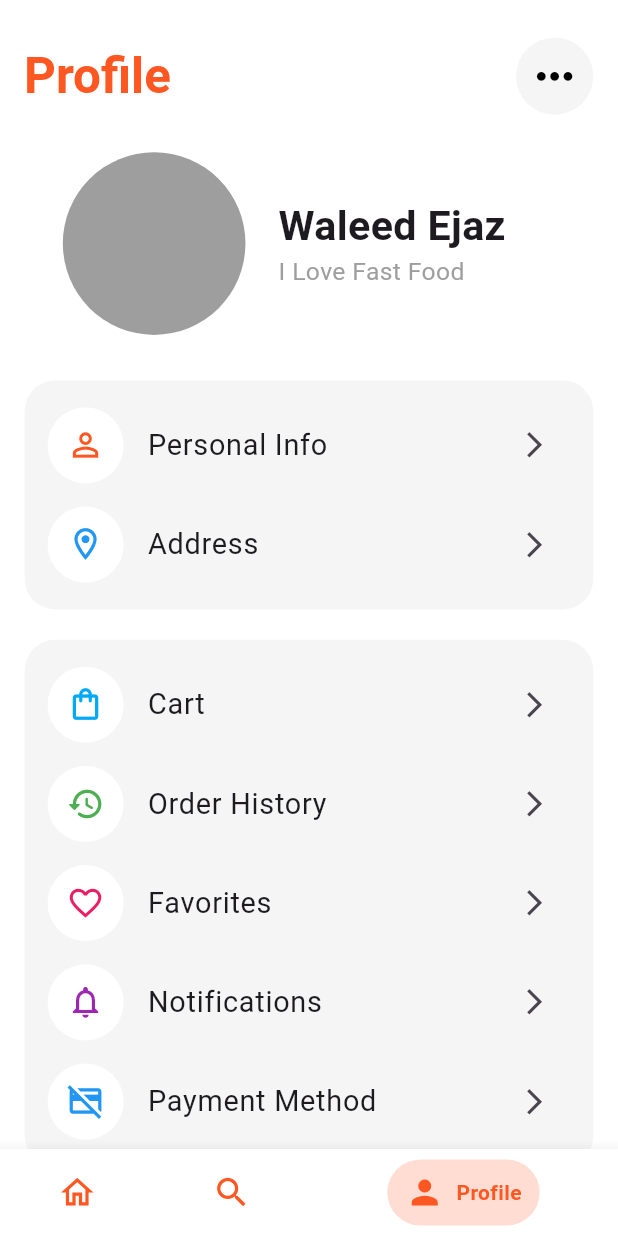
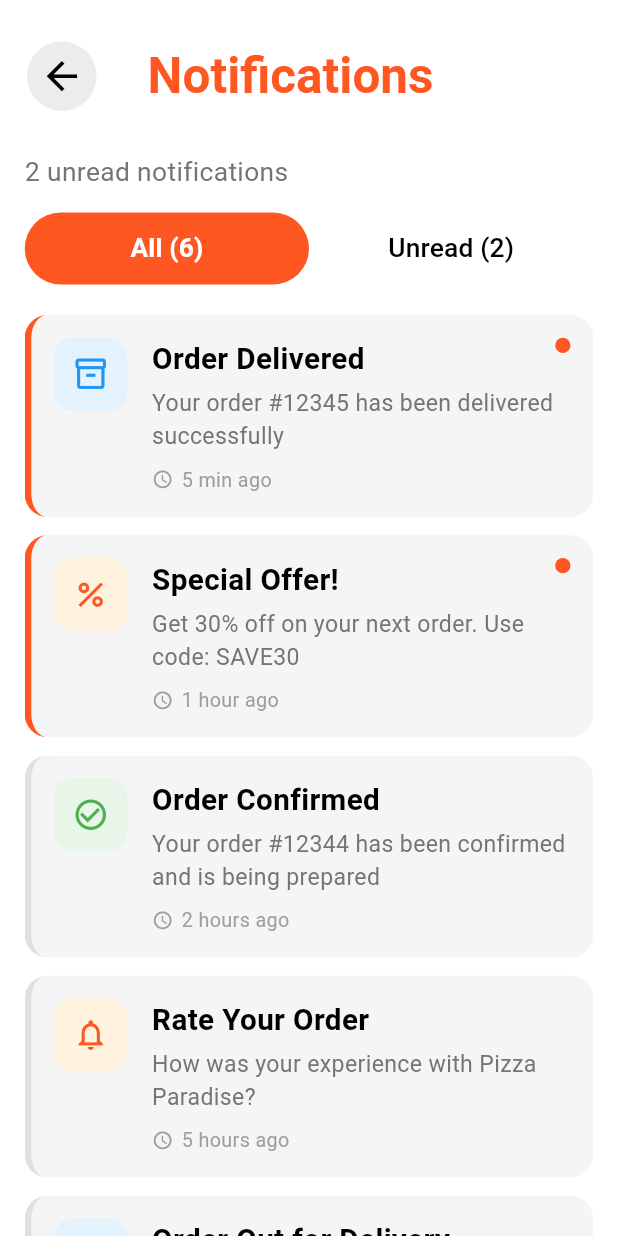
Before and after one commit to MuhammadWaleedEjaz05/bite_food_delivery, a Flutter app: the screen it shows after launch, item 3 of the bottom bar chosen, after a tap on "Notifications", on a phone screen of 412 x 824 dp. Run offline on Flutter 3.47's test engine with Material 3 defaults, Android fonts, the phone set to English and light mode, and no system bars; drawn by our look-alikes of stylish_bottom_bar; our stand-ins replace bloc, cloud_firestore, equatable, firebase_auth, firebase_core, flutter_bloc and 2 more; accounts and stored records are empty; Roboto replaces fonts that are missing (Sen).

Commit message:
feat: Add dynamic theming with multiple color options, new Notification and Settings screens, and Stripe payment integration.

```diff
--- /dev/null
+++ b/lib/Screens/notification_screen.dart
@@ -0,0 +1,205 @@
+import 'package:bite_food_delivery/Widgets/bite_app_bar.dart';
+import 'package:bite_food_delivery/Widgets/bite_notification_card.dart';
+import 'package:flutter/material.dart';
+import 'package:flutter_screenutil/flutter_screenutil.dart';
+import 'package:google_fonts/google_fonts.dart';
+
+class NotificationScreen extends StatelessWidget {
+  const NotificationScreen({super.key});
+
+  @override
+  Widget build(BuildContext context) {
+    return Scaffold(
+      backgroundColor: Colors.white,
+      appBar: _AppSection(),
+      body: DefaultTabController(
+        initialIndex: 0,
+        length: 2,
+        child: Padding(
+          padding: EdgeInsets.symmetric(horizontal: 15.w),
+          child: Column(
+            crossAxisAlignment: CrossAxisAlignment.start,
+            children: [
+              _UnreadCountSection(),
+              15.verticalSpace,
+              _TabSection(),
+              20.verticalSpace,
+              Expanded(child: _NotificationSection()),
+            ],
+          ),
+        ),
+      ),
+    );
+  }
+}
+
+class _UnreadCountSection extends StatelessWidget {
+  const _UnreadCountSection();
+
+  @override
+  Widget build(BuildContext context) {
+    return Text(
+      '2 unread notifications',
+      style: GoogleFonts.sen(fontSize: 16.sp, color: Colors.grey.shade600),
+    );
+  }
+}
+
+class _NotificationSection extends StatelessWidget {
+  const _NotificationSection();
+
+  @override
+  Widget build(BuildContext context) {
+    return TabBarView(
+      children: [_AllNotificationsSection(), _UnreadNotificationsSection()],
+    );
+  }
+}
+
+class _AllNotificationsSection extends StatelessWidget {
+  const _AllNotificationsSection();
+
+  @override
+  Widget build(BuildContext context) {
+    return ListView.separated(
+      itemBuilder: (context, index) => BiteNotificationCard(
+        icon: _notificationData(context)[index]['icon'] as IconData,
+        iconColor: _notificationData(context)[index]['iconColor'] as Color,
+        iconBgColor: _notificationData(context)[index]['iconBgColor'] as Color,
+        borderColor: _notificationData(context)[index]['borderColor'] as Color,
+        title: _notificationData(context)[index]['title'] as String,
+        subtitle: _notificationData(context)[index]['subtitle'] as String,
+        time: _notificationData(context)[index]['time'] as String,
+        isUnread: _notificationData(context)[index]['isUnread'] as bool,
+      ),
+      separatorBuilder: (context, index) => 12.verticalSpace,
+      itemCount: _notificationData(context).length,
+    );
+  }
+}
+
+class _UnreadNotificationsSection extends StatelessWidget {
+  const _UnreadNotificationsSection();
+
+  @override
+  Widget build(BuildContext context) {
+    final unreadNotifications = _notificationData(
+      context,
+    ).where((n) => n['isUnread'] == true).toList();
+    return ListView.separated(
+      itemBuilder: (context, index) => BiteNotificationCard(
+        icon: unreadNotifications[index]['icon'] as IconData,
+        iconColor: unreadNotifications[index]['iconColor'] as Color,
+        iconBgColor: unreadNotifications[index]['iconBgColor'] as Color,
+        borderColor: unreadNotifications[index]['borderColor'] as Color,
+        title: unreadNotifications[index]['title'] as String,
+        subtitle: unreadNotifications[index]['subtitle'] as String,
+        time: unreadNotifications[index]['time'] as String,
+        isUnread: unreadNotifications[index]['isUnread'] as bool,
+      ),
+      separatorBuilder: (context, index) => 12.verticalSpace,
+      itemCount: unreadNotifications.length,
+    );
+  }
+}
+
+class _TabSection extends StatelessWidget {
+  const _TabSection();
+
+  @override
+  Widget build(BuildContext context) {
+    return TabBar(
+      indicatorSize: TabBarIndicatorSize.tab,
+      indicator: BoxDecoration(
+        color: Theme.of(context).primaryColor,
+        borderRadius: BorderRadius.circular(30.r),
+      ),
+      dividerColor: Colors.transparent,
+      labelColor: Colors.white,
+      unselectedLabelColor: Colors.black,
+      labelStyle: GoogleFonts.sen(fontSize: 16.sp, fontWeight: FontWeight.bold),
+      unselectedLabelStyle: GoogleFonts.sen(fontSize: 16.sp),
+      tabs: [
+        Tab(text: 'All (6)'),
+        Tab(text: 'Unread (2)'),
+      ],
+    );
+  }
+}
+
+class _AppSection extends StatelessWidget implements PreferredSizeWidget {
+  const _AppSection();
+  @override
+  Size get preferredSize => Size.fromHeight(100.h);
+
+  @override
+  Widget build(BuildContext context) {
+    return BiteAppBar(
+      backButton: true,
+      title: Text(
+        'Notifications',
+        style: GoogleFonts.sen(
+          fontSize: 30.sp,
+          fontWeight: FontWeight.bold,
+          color: Theme.of(context).primaryColor,
+        ),
+      ),
+      actions: [],
+    );
+  }
+}
+
+List<Map<String, dynamic>> _notificationData(BuildContext context) {
+  return [
+    {
+      'icon': Icons.inventory_2_outlined,
+      'iconColor': Colors.blue,
+      'iconBgColor': Colors.blue.shade50,
+      'borderColor': Theme.of(context).primaryColor,
+      'title': 'Order Delivered',
+      'subtitle': 'Your order #12345 has been delivered successfully',
+      'time': '5 min ago',
+      'isUnread': true,
+    },
+    {
+      'icon': Icons.percent,
+      'iconColor': Colors.deepOrange,
+      'iconBgColor': Colors.orange.shade50,
+      'borderColor': Theme.of(context).primaryColor,
+      'title': 'Special Offer!',
+      'subtitle': 'Get 30% off on your next order. Use code: SAVE30',
+      'time': '1 hour ago',
+      'isUnread': true,
+    },
+    {
+      'icon': Icons.check_circle_outline,
+      'iconColor': Colors.green,
+      'iconBgColor': Colors.green.shade50,
+      'borderColor': Colors.grey.shade300,
+      'title': 'Order Confirmed',
+      'subtitle': 'Your order #12344 has been confirmed and is being prepared',
+      'time': '2 hours ago',
+      'isUnread': false,
+    },
+    {
+      'icon': Icons.notifications_none,
+      'iconColor': Colors.deepOrange,
+      'iconBgColor': Colors.orange.shade50,
+      'borderColor': Colors.grey.shade300,
+      'title': 'Rate Your Order',
+      'subtitle': 'How was your experience with Pizza Paradise?',
+      'time': '5 hours ago',
+      'isUnread': false,
+    },
+    {
+      'icon': Icons.local_shipping_outlined,
+      'iconColor': Colors.blue,
+      'iconBgColor': Colors.blue.shade50,
+      'borderColor': Colors.grey.shade300,
+      'title': 'Order Out for Delivery',
+      'subtitle': 'Your order #12343 is out for delivery',
+      'time': '1 day ago',
+      'isUnread': false,
+    },
+  ];
+}
--- a/lib/Screens/person_info_screen.dart
+++ b/lib/Screens/person_info_screen.dart
@@ -30,9 +30,9 @@ class PersonInfoScreen extends StatelessWidget {
               'EDIT',
               style: GoogleFonts.sen(
                 fontSize: 20.sp,
-                color: Colors.deepOrange,
+                color: Theme.of(context).primaryColor,
                 decoration: TextDecoration.underline,
-                decorationColor: Colors.deepOrange,
+                decorationColor: Theme.of(context).primaryColor,
                 decorationThickness: 2,
               ),
             ),
--- a/lib/Widgets/bite_drop_down_menu.dart
+++ b/lib/Widgets/bite_drop_down_menu.dart
@@ -31,12 +31,12 @@ class BiteDropDownMenu extends StatelessWidget {
       ),
       trailingIcon: Icon(
         Icons.arrow_drop_down,
-        color: Colors.deepOrange,
+        color: Theme.of(context).primaryColor,
         size: 30.sp,
       ),
       selectedTrailingIcon: Icon(
         Icons.arrow_drop_up,
-        color: Colors.deepOrange,
+        color: Theme.of(context).primaryColor,
         size: 30.sp,
       ),
       initialSelection: 'Pizza',
--- a/lib/Widgets/bite_favourite_block.dart
+++ b/lib/Widgets/bite_favourite_block.dart
@@ -86,7 +86,7 @@ class BiteFavouriteBlock extends StatelessWidget {
               Expanded(
                 child: ElevatedButton(
                   style: ElevatedButton.styleFrom(
-                    backgroundColor: Colors.deepOrange,
+                    backgroundColor: Theme.of(context).primaryColor,
                     shape: RoundedRectangleBorder(
                       borderRadius: BorderRadius.circular(10.r),
                     ),
--- a/lib/Widgets/bite_favourite_restaurant_card.dart
+++ b/lib/Widgets/bite_favourite_restaurant_card.dart
@@ -38,7 +38,7 @@ class BiteFavouriteRestaurantCard extends StatelessWidget {
                   children: [
                     Icon(
                       Icons.star_outline,
-                      color: Colors.deepOrange,
+                      color: Theme.of(context).primaryColor,
                       size: 18.sp,
                     ),
                     4.horizontalSpace,
@@ -53,7 +53,7 @@ class BiteFavouriteRestaurantCard extends StatelessWidget {
                     10.horizontalSpace,
                     Icon(
                       Icons.delivery_dining,
-                      color: Colors.deepOrange,
+                      color: Theme.of(context).primaryColor,
                       size: 18.sp,
                     ),
                     4.horizontalSpace,
@@ -67,7 +67,7 @@ class BiteFavouriteRestaurantCard extends StatelessWidget {
                     10.horizontalSpace,
                     Icon(
                       Icons.timelapse_outlined,
-                      color: Colors.deepOrange,
+                      color: Theme.of(context).primaryColor,
                       size: 18.sp,
                     ),
                     4.horizontalSpace,
--- /dev/null
+++ b/lib/Widgets/bite_notification_card.dart
@@ -0,0 +1,104 @@
+import 'package:flutter/material.dart';
+import 'package:flutter_screenutil/flutter_screenutil.dart';
+import 'package:google_fonts/google_fonts.dart';
+
+class BiteNotificationCard extends StatelessWidget {
+  const BiteNotificationCard({
+    super.key,
+    required this.icon,
+    required this.iconColor,
+    required this.iconBgColor,
+    required this.borderColor,
+    required this.title,
+    required this.subtitle,
+    required this.time,
+    required this.isUnread,
+  });
+
+  final IconData icon;
+  final Color iconColor;
+  final Color iconBgColor;
+  final Color borderColor;
+  final String title;
+  final String subtitle;
+  final String time;
+  final bool isUnread;
+
+  @override
+  Widget build(BuildContext context) {
+    return Container(
+      decoration: BoxDecoration(
+        color: Colors.grey.shade100,
+        borderRadius: BorderRadius.circular(15.r),
+        border: Border(
+          left: BorderSide(color: borderColor, width: 4.w),
+        ),
+      ),
+      padding: EdgeInsets.all(15.r),
+      child: Row(
+        crossAxisAlignment: CrossAxisAlignment.start,
+        children: [
+          Container(
+            padding: EdgeInsets.all(12.r),
+            decoration: BoxDecoration(
+              color: iconBgColor,
+              borderRadius: BorderRadius.circular(12.r),
+            ),
+            child: Icon(icon, color: iconColor, size: 24.r),
+          ),
+          15.horizontalSpace,
+          Expanded(
+            child: Column(
+              crossAxisAlignment: CrossAxisAlignment.start,
+              children: [
+                Text(
+                  title,
+                  style: GoogleFonts.sen(
+                    fontSize: 18.sp,
+                    fontWeight: FontWeight.bold,
+                    color: Colors.black,
+                  ),
+                ),
+                5.verticalSpace,
+                Text(
+                  subtitle,
+                  style: GoogleFonts.sen(
+                    fontSize: 14.sp,
+                    color: Colors.grey.shade600,
+                  ),
+                ),
+                8.verticalSpace,
+                Row(
+                  children: [
+                    Icon(
+                      Icons.access_time,
+                      color: Colors.grey.shade500,
+                      size: 14.r,
+                    ),
+                    5.horizontalSpace,
+                    Text(
+                      time,
+                      style: GoogleFonts.sen(
+                        fontSize: 12.sp,
+                        color: Colors.grey.shade500,
+                      ),
+                    ),
+                  ],
+                ),
+              ],
+            ),
+          ),
+          if (isUnread)
+            Container(
+              width: 10.r,
+              height: 10.r,
+              decoration: BoxDecoration(
+                color: Theme.of(context).primaryColor,
+                shape: BoxShape.circle,
+              ),
+            ),
+        ],
+      ),
+    );
+  }
+}
--- a/lib/Widgets/bite_restaurant_card.dart
+++ b/lib/Widgets/bite_restaurant_card.dart
@@ -3,9 +3,7 @@ import 'package:flutter_screenutil/flutter_screenutil.dart';
 import 'package:google_fonts/google_fonts.dart';
 
 class BiteRestaurantCard extends StatelessWidget {
-  const BiteRestaurantCard({
-    super.key,
-  });
+  const BiteRestaurantCard({super.key});
 
   @override
   Widget build(BuildContext context) {
@@ -19,23 +17,17 @@ class BiteRestaurantCard extends StatelessWidget {
             borderRadius: BorderRadius.circular(20.r),
           ),
         ),
-        Text(
-          'Restaurant Name',
-          style: GoogleFonts.sen(fontSize: 25.sp),
-        ),
+        Text('Restaurant Name', style: GoogleFonts.sen(fontSize: 25.sp)),
         Text(
           'Restaurant Category',
-          style: GoogleFonts.sen(
-            fontSize: 18.sp,
-            color: Colors.grey.shade600,
-          ),
+          style: GoogleFonts.sen(fontSize: 18.sp, color: Colors.grey.shade600),
         ),
         5.verticalSpace,
         Row(
           children: [
             Icon(
               Icons.star_outline,
-              color: Colors.deepOrange,
+              color: Theme.of(context).primaryColor,
               size: 18.sp,
             ),
             4.horizontalSpace,
@@ -50,30 +42,24 @@ class BiteRestaurantCard extends StatelessWidget {
             10.horizontalSpace,
             Icon(
               Icons.delivery_dining,
-              color: Colors.deepOrange,
+              color: Theme.of(context).primaryColor,
               size: 18.sp,
             ),
             4.horizontalSpace,
             Text(
               '30-40 min',
-              style: GoogleFonts.sen(
-                fontSize: 16.sp,
-                color: Colors.black,
-              ),
+              style: GoogleFonts.sen(fontSize: 16.sp, color: Colors.black),
             ),
             10.horizontalSpace,
             Icon(
               Icons.timelapse_outlined,
-              color: Colors.deepOrange,
+              color: Theme.of(context).primaryColor,
               size: 18.sp,
             ),
             4.horizontalSpace,
             Text(
               '\$2.99',
-              style: GoogleFonts.sen(
-                fontSize: 16.sp,
-                color: Colors.black,
-              ),
+              style: GoogleFonts.sen(fontSize: 16.sp, color: Colors.black),
             ),
           ],
         ),
--- a/lib/configs/page_routes.dart
+++ b/lib/configs/page_routes.dart
@@ -4,8 +4,10 @@ import 'package:bite_food_delivery/Screens/all_restaurant_screen.dart';
 import 'package:bite_food_delivery/Screens/cart_screen.dart';
 import 'package:bite_food_delivery/Screens/category_screen.dart';
 import 'package:bite_food_delivery/Screens/favourite_screen.dart';
+import 'package:bite_food_delivery/Screens/notification_screen.dart';
 import 'package:bite_food_delivery/Screens/order_history_screen.dart';
 import 'package:bite_food_delivery/Screens/person_info_screen.dart';
+import 'package:bite_food_delivery/Screens/setting_screen.dart';
 import 'package:flutter/material.dart';
 
 final Map<String, Widget Function(BuildContext)> routes = {
@@ -17,4 +19,6 @@ final Map<String, Widget Function(BuildContext)> routes = {
   '/order_history_screen': (context) => OrderHistoryScreen(),
   '/category_screen': (context) => CategoryScreen(),
   '/favourite': (context) => FavouriteScreen(),
+  '/notification': (context) => NotificationScreen(),
+  '/setting_screen': (context) => SettingScreen(),
 };
--- a/lib/configs/profile_menu_items_list.dart
+++ b/lib/configs/profile_menu_items_list.dart
@@ -39,7 +39,7 @@ List<BiteMenuItemModel> pAppList(BuildContext context) => [
     leadingIcon: Icons.notifications_none,
     leadingIconColor: Colors.purple,
     title: 'Notifications',
-    onTap: () {},
+    onTap: () => Navigator.pushNamed(context, '/notification'),
   ),
   BiteMenuItemModel(
     leadingIcon: Icons.credit_card_off_outlined,
@@ -66,7 +66,7 @@ List<BiteMenuItemModel> pSupportList(BuildContext context) => [
     leadingIcon: Icons.settings_outlined,
     leadingIconColor: Colors.green,
     title: 'Settings',
-    onTap: () {},
+    onTap: () => Navigator.pushNamed(context, '/setting_screen'),
   ),
 ];
 
--- a/lib/main.dart
+++ b/lib/main.dart
@@ -33,7 +33,7 @@ class MyApp extends StatelessWidget {
           return MaterialApp(
             routes: routes,
             debugShowCheckedModeBanner: false,
-            theme: lightTheme,
+            theme: lightorangeTheme,
             home: Scaffold(
               backgroundColor: Theme.of(context).scaffoldBackgroundColor,
               body:
--- a/pubspec.yaml
+++ b/pubspec.yaml
@@ -52,6 +52,7 @@ dependencies:
   equatable: ^2.0.8
   meta: ^1.17.0
   shared_preferences: ^2.5.4
+  flutter_stripe: ^12.2.0
 
 dev_dependencies:
   flutter_test:
```
Also changed, not shown: lib/Screens/cart_screen.dart (+10 -6 lines), lib/Screens/favourite_screen.dart (+11 -16 lines), lib/Screens/setting_screen.dart (added, +152 -0 lines), lib/Themes/light_themes.dart (+28 -1 lines), lib/Widgets/bite_filter_modal.dart (+10 -4 lines), lib/Widgets/bite_setting_item.dart (added, +42 -0 lines), pubspec.lock.
